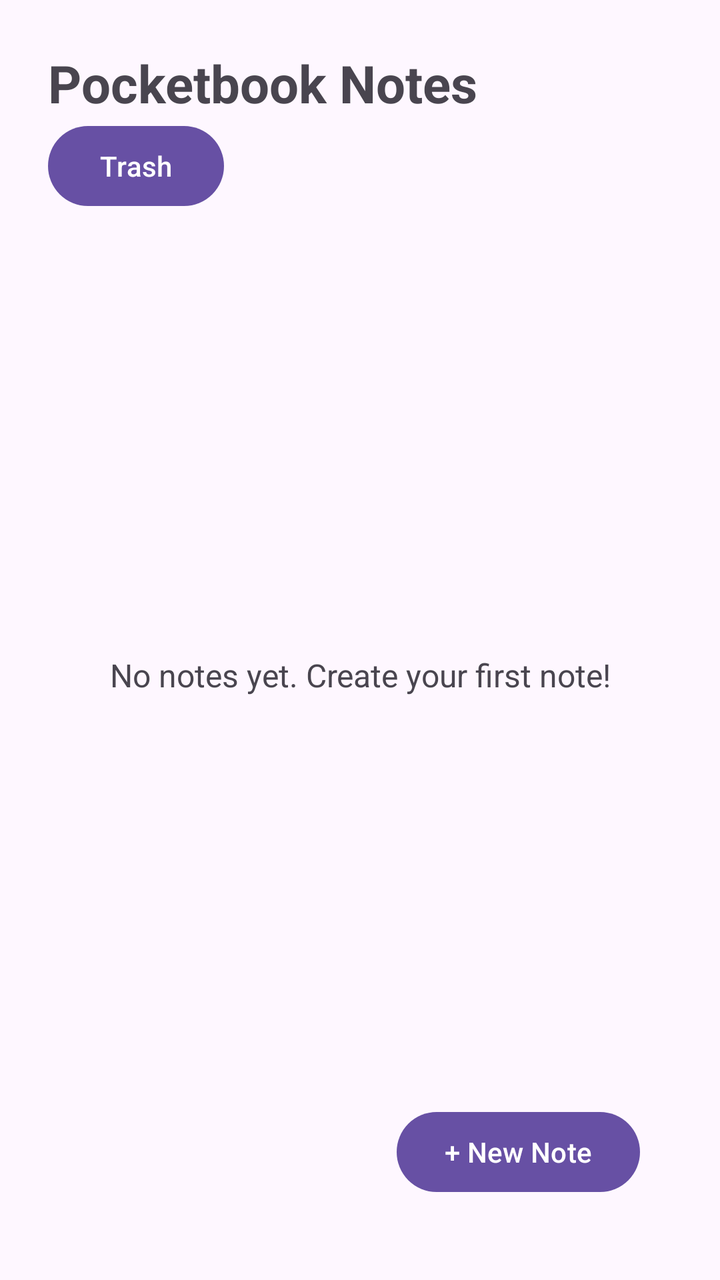
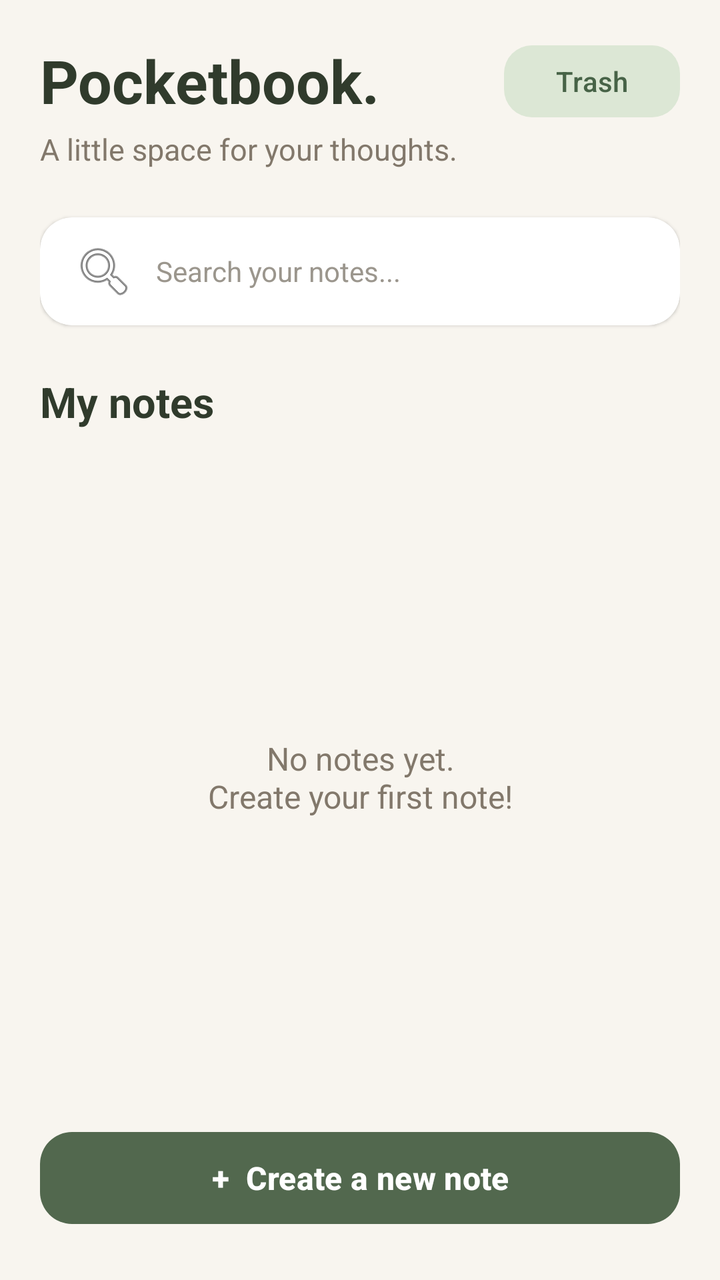

Screens rendered from an Android XML layout before and after an edit, with the pre-edit source and the edit as a unified diff.
<!-- AndroidManifest.xml: application theme Theme.MiniProjectNoteBook -->
<!-- res/layout/fragment_home.xml -->
<?xml version="1.0" encoding="utf-8"?>
<androidx.constraintlayout.widget.ConstraintLayout
    xmlns:android="http://schemas.android.com/apk/res/android"
    xmlns:app="http://schemas.android.com/apk/res-auto"
    android:layout_width="match_parent"
    android:layout_height="match_parent"
    android:gravity="center"
    android:padding="24dp">

    <TextView
        android:id="@+id/tvTitle"
        android:layout_width="wrap_content"
        android:layout_height="wrap_content"
        android:text="Pocketbook Notes"
        android:textSize="26sp"
        android:textStyle="bold"
        app:layout_constraintTop_toTopOf="parent"
        app:layout_constraintStart_toStartOf="parent" />
    <Button
        android:id="@+id/btnTrash"
        android:layout_width="wrap_content"
        android:layout_height="wrap_content"
        android:text="Trash"
        app:layout_constraintTop_toBottomOf="@id/tvTitle"
        app:layout_constraintStart_toStartOf="parent" />

    <TextView
        android:id="@+id/tvEmpty"
        android:layout_width="wrap_content"
        android:layout_height="wrap_content"
        android:text="No notes yet. Create your first note!"
        android:textSize="16sp"
        android:visibility="visible"
        app:layout_constraintTop_toBottomOf="@id/tvTitle"
        app:layout_constraintBottom_toBottomOf="parent"
        app:layout_constraintStart_toStartOf="parent"
        app:layout_constraintEnd_toEndOf="parent" />

    <androidx.recyclerview.widget.RecyclerView
        android:id="@+id/rvNotes"
        android:layout_width="0dp"
        android:layout_height="0dp"
        android:layout_marginTop="8dp"
        app:layout_constraintTop_toBottomOf="@id/btnTrash"
        app:layout_constraintBottom_toTopOf="@id/btnAddNote"
        app:layout_constraintStart_toStartOf="parent"
        app:layout_constraintEnd_toEndOf="parent" />
    <Button
        android:id="@+id/btnAddNote"
        android:layout_width="wrap_content"
        android:layout_height="wrap_content"
        android:text="+ New Note"
        android:layout_margin="16dp"
        app:layout_constraintBottom_toBottomOf="parent"
        app:layout_constraintEnd_toEndOf="parent" />

</androidx.constraintlayout.widget.ConstraintLayout>
<!-- resources referenced by this layout -->
<resources>
  <style name="Theme.MiniProjectNoteBook" parent="Base.Theme.MiniProjectNoteBook" />
  <style name="Base.Theme.MiniProjectNoteBook" parent="Theme.Material3.DayNight.NoActionBar">
          
          
      </style>
</resources>

<!-- the commit's change to res/layout/fragment_home.xml (unified diff, before → after) -->
@@ -4,35 +4,103 @@
     xmlns:app="http://schemas.android.com/apk/res-auto"
     android:layout_width="match_parent"
     android:layout_height="match_parent"
-    android:gravity="center"
-    android:padding="24dp">
+    android:background="#F8F5EF"
+    android:padding="20dp">
 
     <TextView
         android:id="@+id/tvTitle"
-        android:layout_width="wrap_content"
+        android:layout_width="0dp"
         android:layout_height="wrap_content"
-        android:text="Pocketbook Notes"
-        android:textSize="26sp"
+        android:text="Pocketbook."
+        android:textColor="#303B2C"
+        android:textSize="30sp"
         android:textStyle="bold"
         app:layout_constraintTop_toTopOf="parent"
-        app:layout_constraintStart_toStartOf="parent" />
+        app:layout_constraintStart_toStartOf="parent"
+        app:layout_constraintEnd_toStartOf="@id/btnTrash"
+        app:layout_constraintHorizontal_bias="0" />
+
     <Button
         android:id="@+id/btnTrash"
         android:layout_width="wrap_content"
+        android:layout_height="44dp"
+        android:minHeight="0dp"
+        android:text="Trash"
+        android:textAllCaps="false"
+        android:textColor="#476347"
+        app:backgroundTint="#DCE7D5"
+        app:cornerRadius="14dp"
+        app:layout_constraintTop_toTopOf="@id/tvTitle"
+        app:layout_constraintBottom_toBottomOf="@id/tvTitle"
+        app:layout_constraintEnd_toEndOf="parent" />
+
+    <TextView
+        android:id="@+id/tvWelcome"
+        android:layout_width="0dp"
         android:layout_height="wrap_content"
-        android:text="Trash"
+        android:layout_marginTop="4dp"
+        android:text="A little space for your thoughts."
+        android:textColor="#82786B"
+        android:textSize="15sp"
         app:layout_constraintTop_toBottomOf="@id/tvTitle"
+        app:layout_constraintStart_toStartOf="parent"
+        app:layout_constraintEnd_toEndOf="parent" />
+
+    <androidx.cardview.widget.CardView
+        android:id="@+id/searchCard"
+        android:layout_width="0dp"
+        android:layout_height="54dp"
+        android:layout_marginTop="24dp"
+        app:cardBackgroundColor="#FFFFFF"
+        app:cardCornerRadius="16dp"
+        app:cardElevation="1dp"
+        app:layout_constraintTop_toBottomOf="@id/tvWelcome"
+        app:layout_constraintStart_toStartOf="parent"
+        app:layout_constraintEnd_toEndOf="parent">
+
+        <EditText
+            android:id="@+id/etSearch"
+            android:layout_width="match_parent"
+            android:layout_height="match_parent"
+            android:background="@android:color/transparent"
+            android:drawableStart="@android:drawable/ic_menu_search"
+            android:drawablePadding="10dp"
+            android:hint="Search your notes..."
+            android:importantForAutofill="no"
+            android:inputType="text"
+            android:paddingStart="16dp"
+            android:paddingEnd="16dp"
+            android:singleLine="true"
+            android:textColor="#303B2C"
+            android:textColorHint="#9B968D"
+            android:textSize="14sp" />
+
+    </androidx.cardview.widget.CardView>
+
+    <TextView
+        android:id="@+id/tvNotesHeading"
+        android:layout_width="wrap_content"
+        android:layout_height="wrap_content"
+        android:layout_marginTop="24dp"
+        android:text="My notes"
+        android:textColor="#303B2C"
+        android:textSize="21sp"
+        android:textStyle="bold"
+        app:layout_constraintTop_toBottomOf="@id/searchCard"
         app:layout_constraintStart_toStartOf="parent" />
 
     <TextView
         android:id="@+id/tvEmpty"
-        android:layout_width="wrap_content"
+        android:layout_width="0dp"
         android:layout_height="wrap_content"
-        android:text="No notes yet. Create your first note!"
+        android:gravity="center"
+        android:padding="24dp"
+        android:text="No notes yet.\nCreate your first note!"
+        android:textColor="#82786B"
         android:textSize="16sp"
         android:visibility="visible"
-        app:layout_constraintTop_toBottomOf="@id/tvTitle"
-        app:layout_constraintBottom_toBottomOf="parent"
+        app:layout_constraintTop_toBottomOf="@id/tvNotesHeading"
+        app:layout_constraintBottom_toTopOf="@id/btnAddNote"
         app:layout_constraintStart_toStartOf="parent"
         app:layout_constraintEnd_toEndOf="parent" />
 
@@ -40,18 +108,28 @@
         android:id="@+id/rvNotes"
         android:layout_width="0dp"
         android:layout_height="0dp"
-        android:layout_marginTop="8dp"
-        app:layout_constraintTop_toBottomOf="@id/btnTrash"
+        android:layout_marginTop="14dp"
+        android:clipToPadding="false"
+        android:paddingBottom="12dp"
+        app:layout_constraintTop_toBottomOf="@id/tvNotesHeading"
         app:layout_constraintBottom_toTopOf="@id/btnAddNote"
         app:layout_constraintStart_toStartOf="parent"
         app:layout_constraintEnd_toEndOf="parent" />
+
     <Button
         android:id="@+id/btnAddNote"
-        android:layout_width="wrap_content"
-        android:layout_height="wrap_content"
-        android:text="+ New Note"
-        android:layout_margin="16dp"
+        android:layout_width="0dp"
+        android:layout_height="54dp"
+        android:layout_marginBottom="4dp"
+        android:text="+  Create a new note"
+        android:textAllCaps="false"
+        android:textSize="16sp"
+        android:textStyle="bold"
+        android:textColor="#FFFFFF"
+        app:backgroundTint="#52684E"
+        app:cornerRadius="16dp"
         app:layout_constraintBottom_toBottomOf="parent"
+        app:layout_constraintStart_toStartOf="parent"
         app:layout_constraintEnd_toEndOf="parent" />
 
 </androidx.constraintlayout.widget.ConstraintLayout>
